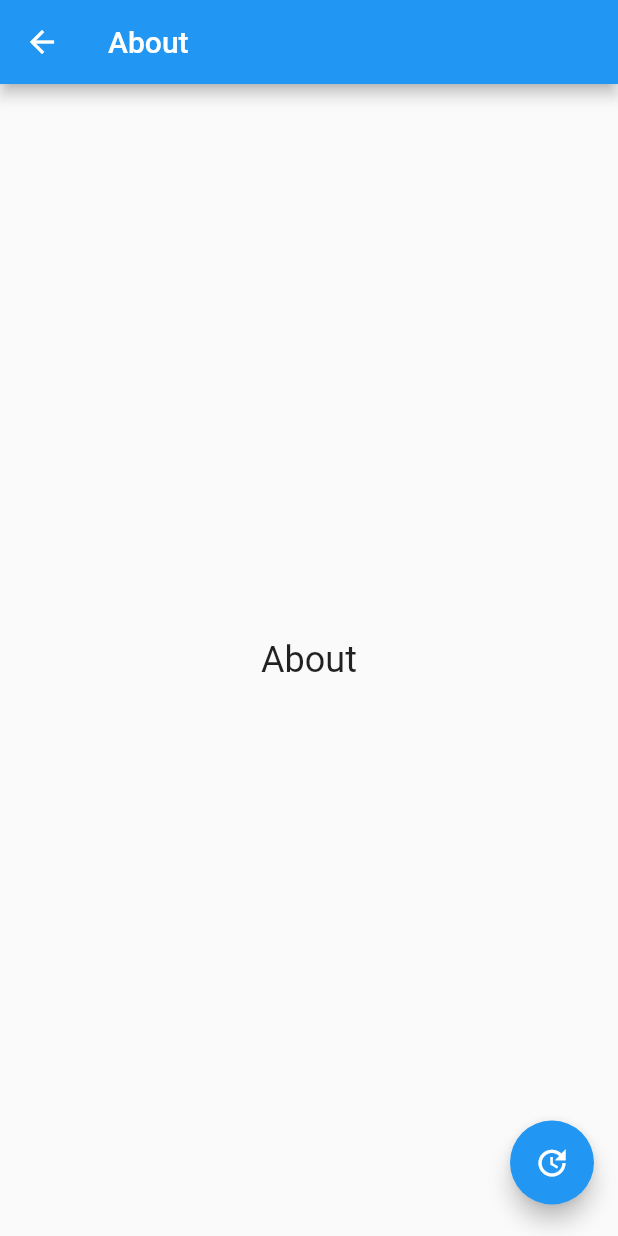
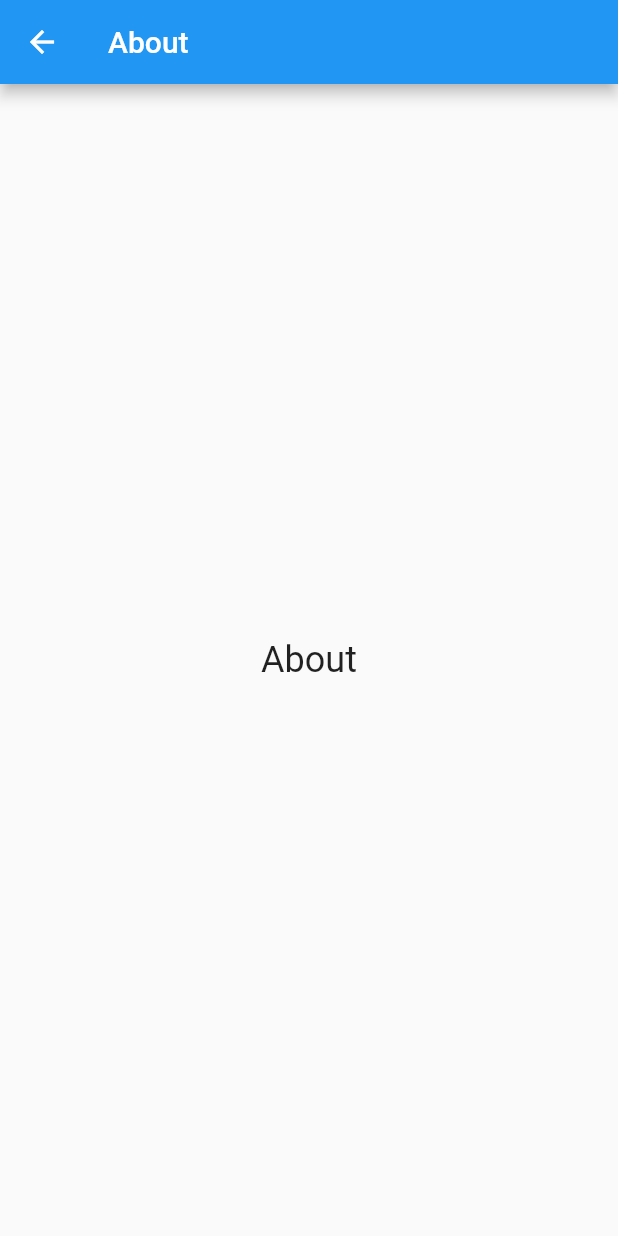
Before and after one commit to maxkoshevoi/NureTimetableFlutter, a Flutter app: the AboutPage screen opened directly, on a phone screen of 412 x 824 dp. Run offline on Flutter 3.47's test engine with Material 2 defaults, Android fonts, the phone set to English and light mode, and no system bars; our stand-ins replace bloc, equatable, flutter_bloc; missing offline and left inert: infinite_listview, jaguar_serializer.

Commit message:
Add Base TimetableView with base SettingsPage

```diff
--- a/lib/i18n/strings.dart
+++ b/lib/i18n/strings.dart
@@ -12,6 +12,12 @@ abstract class IStrings {
   String get about;
 
   String get timetable;
+
+  String get settings;
+
+  String get toggleTheme;
+
+  String get daysPerPage;
 }
 
 class _EnglishWords implements IStrings {
@@ -23,4 +29,13 @@ class _EnglishWords implements IStrings {
 
   @override
   String get timetable => 'Timetable';
+
+  @override
+  String get settings => "Settings";
+
+  @override
+  String get toggleTheme => "Toggle theme";
+
+  @override
+  String get daysPerPage => "Days per page";
 }
--- a/lib/pages/about/about_page.dart
+++ b/lib/pages/about/about_page.dart
@@ -1,7 +1,5 @@
 import 'package:flutter/material.dart';
-import 'package:flutter_bloc/flutter_bloc.dart';
 import 'package:nure_timetable/i18n/strings.dart';
-import 'package:nure_timetable/pages/theme_bloc.dart';
 
 class AboutPage extends StatelessWidget {
   @override
@@ -16,27 +14,6 @@ class AboutPage extends StatelessWidget {
           style: TextStyle(fontSize: 24),
         ),
       ),
-      floatingActionButton: _buildFab(),
-    );
-  }
-
-  Widget _buildFab() {
-    return Builder(
-      builder: (BuildContext context) {
-        return Column(
-          crossAxisAlignment: CrossAxisAlignment.end,
-          mainAxisAlignment: MainAxisAlignment.end,
-          children: <Widget>[
-            Padding(
-              padding: EdgeInsets.symmetric(vertical: 5.0),
-              child: FloatingActionButton(
-                child: Icon(Icons.update),
-                onPressed: () => BlocProvider.of<ThemeBloc>(context).add(ThemeEvent.toggle),
-              ),
-            ),
-          ],
-        );
-      },
     );
   }
 }
--- /dev/null
+++ b/lib/pages/settings_page/settings_event.dart
@@ -0,0 +1,17 @@
+import 'package:equatable/equatable.dart';
+
+class SettingsEvent extends Equatable {
+  @override
+  List<Object> get props => [];
+}
+
+class ToggleThemeEvent extends SettingsEvent {}
+
+class ChangeDaysPerPageEvent extends SettingsEvent {
+  final int daysPerPage;
+
+  ChangeDaysPerPageEvent(this.daysPerPage);
+
+  @override
+  List<Object> get props => [daysPerPage];
+}
--- /dev/null
+++ b/lib/pages/settings_page/settings_state.dart
@@ -0,0 +1,25 @@
+import 'package:equatable/equatable.dart';
+import 'package:flutter/material.dart';
+
+class SettingsState extends Equatable {
+  final ThemeData themeData;
+  final int daysPerPage;
+
+  SettingsState({
+    @required this.themeData,
+    @required this.daysPerPage,
+  });
+
+  SettingsState copyWith({
+    ThemeData themeData,
+    int daysPerPage,
+  }) {
+    return SettingsState(
+      themeData: themeData ?? this.themeData,
+      daysPerPage: daysPerPage ?? this.daysPerPage,
+    );
+  }
+
+  @override
+  List<Object> get props => [themeData, daysPerPage];
+}
--- a/lib/pages/theme_bloc.dart
+++ /dev/null
@@ -1,18 +0,0 @@
-import 'package:bloc/bloc.dart';
-import 'package:flutter/material.dart';
-
-enum ThemeEvent { toggle }
-
-class ThemeBloc extends Bloc<ThemeEvent, ThemeData> {
-  @override
-  ThemeData get initialState => ThemeData.light();
-
-  @override
-  Stream<ThemeData> mapEventToState(ThemeEvent event) async* {
-    switch (event) {
-      case ThemeEvent.toggle:
-        yield state == ThemeData.dark() ? ThemeData.light() : ThemeData.dark();
-        break;
-    }
-  }
-}
--- a/pubspec.yaml
+++ b/pubspec.yaml
@@ -13,8 +13,10 @@ dependencies:
   bloc: 0.16.1
   flutter_bloc: 0.22.1
   equatable: 0.6.1
+  intl: 0.16.0
+  jaguar_serializer: 2.2.12
 
-  jaguar_serializer: 2.2.12
+  infinite_listview: 1.0.0
 
 dev_dependencies:
   flutter_test:
```
Also changed, not shown: lib/application.dart (+6 -5 lines), lib/pages/settings_page/settings_bloc.dart (added, +25 -0 lines), lib/pages/settings_page/settings_page.dart (added, +72 -0 lines), lib/pages/timetable/timetable_page.dart (+25 -128 lines), lib/pages/timetable/views/timetable_view.dart (added, +171 -0 lines), lib/api/api_client.dart (line endings or trailing spaces), lib/api/api_service.dart (line endings or trailing spaces), lib/api/models/models.dart (line endings or trailing spaces), lib/models/models.dart (line endings or trailing spaces), pubspec.lock.
